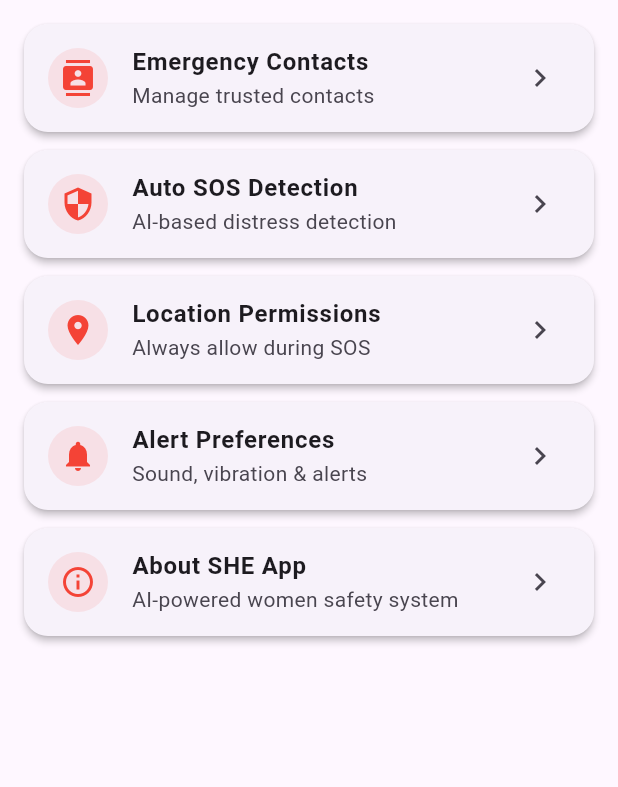
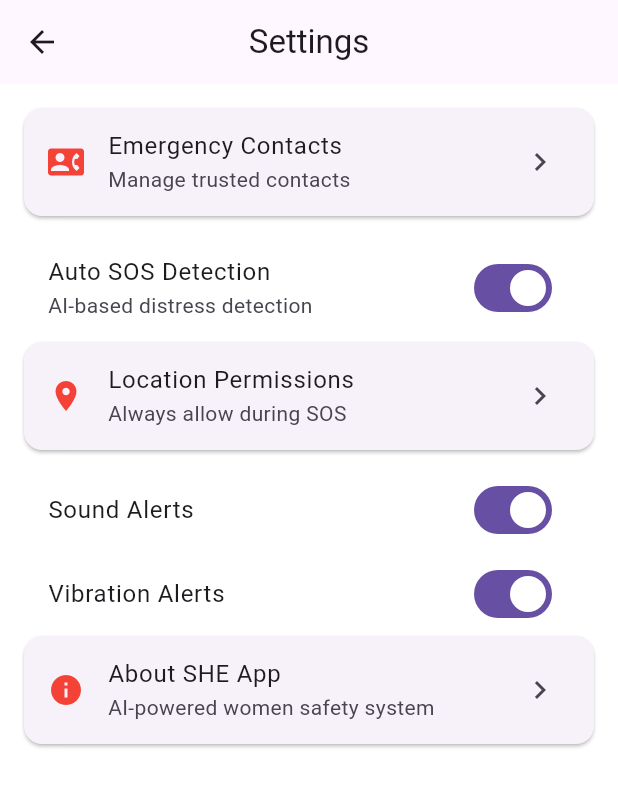
Before and after one commit to piyushhh-glitch/SHE-App-AI-Women-Safety, a Flutter app: the SettingsScreen screen opened directly, on a phone screen of 412 x 824 dp. Shown: the top 787 px of the screen. Run offline on Flutter 3.47's test engine with Material 3 defaults, Android fonts, the phone set to English and light mode, and no system bars; our stand-ins replace geolocator, shared_preferences; accounts and stored records are empty.

Commit message:
Add SHE Bot, real settings, and SOS integration

```diff
--- a/frontend/she_app/lib/main.dart
+++ b/frontend/she_app/lib/main.dart
@@ -16,7 +16,7 @@ class SHEApp extends StatelessWidget {
       debugShowCheckedModeBanner: false,
       title: 'SHE App',
       theme: ThemeData(primarySwatch: Colors.red),
-      home: const WelcomeScreen(),
+      home: const MainScaffold(),
       routes: {
         '/main': (context) => const MainScaffold(),
         '/sos': (context) => const SOSActiveScreen(),
--- a/frontend/she_app/lib/screens/settings_screen.dart
+++ b/frontend/she_app/lib/screens/settings_screen.dart
@@ -1,76 +1,136 @@
 import 'package:flutter/material.dart';
+import '../services/app_settings.dart';
+import 'package:geolocator/geolocator.dart';
 
-class SettingsScreen extends StatelessWidget {
+class SettingsScreen extends StatefulWidget {
   const SettingsScreen({super.key});
 
   @override
+  State<SettingsScreen> createState() => _SettingsScreenState();
+}
+
+class _SettingsScreenState extends State<SettingsScreen> {
+  bool autoSOS = true;
+  bool sound = true;
+  bool vibration = true;
+
+  @override
+  void initState() {
+    super.initState();
+    loadSettings();
+  }
+
+  Future<void> loadSettings() async {
+    autoSOS = await AppSettings.getAutoSOS();
+    sound = await AppSettings.getSound();
+    vibration = await AppSettings.getVibration();
+    setState(() {});
+  }
+
+  @override
   Widget build(BuildContext context) {
-    return SafeArea(
-      child: ListView(
+    return Scaffold(
+      backgroundColor: Colors.white,
+      appBar: AppBar(
+        title: const Text("Settings"),
+        centerTitle: true,
+      ),
+      body: ListView(
         padding: const EdgeInsets.all(16),
-        children: const [
-          SettingsTile(
-            icon: Icons.contacts,
+        children: [
+
+          /// 🚨 Emergency Contacts (placeholder for now)
+          settingsTile(
+            icon: Icons.contact_phone,
             title: "Emergency Contacts",
             subtitle: "Manage trusted contacts",
+            onTap: () {
+              ScaffoldMessenger.of(context).showSnackBar(
+                const SnackBar(content: Text("Contacts screen coming next")),
+              );
+            },
           ),
-          SettingsTile(
-            icon: Icons.security,
-            title: "Auto SOS Detection",
-            subtitle: "AI-based distress detection",
+
+          /// 🤖 Auto SOS
+          SwitchListTile(
+            title: const Text("Auto SOS Detection"),
+            subtitle: const Text("AI-based distress detection"),
+            value: autoSOS,
+            onChanged: (value) async {
+              await AppSettings.setAutoSOS(value);
+              setState(() => autoSOS = value);
+            },
           ),
-          SettingsTile(
+
+          /// 📍 Location Permission
+          settingsTile(
             icon: Icons.location_on,
             title: "Location Permissions",
             subtitle: "Always allow during SOS",
+            onTap: () async {
+              await Geolocator.requestPermission();
+              ScaffoldMessenger.of(context).showSnackBar(
+                const SnackBar(content: Text("Location permission requested")),
+              );
+            },
           ),
-          SettingsTile(
-            icon: Icons.notifications,
-            title: "Alert Preferences",
-            subtitle: "Sound, vibration & alerts",
+
+          /// 🔔 Alert Preferences
+          SwitchListTile(
+            title: const Text("Sound Alerts"),
+            value: sound,
+            onChanged: (value) async {
+              await AppSettings.setSound(value);
+              setState(() => sound = value);
+            },
           ),
-          SettingsTile(
-            icon: Icons.info_outline,
+
+          SwitchListTile(
+            title: const Text("Vibration Alerts"),
+            value: vibration,
+            onChanged: (value) async {
+              await AppSettings.setVibration(value);
+              setState(() => vibration = value);
+            },
+          ),
+
+          /// ℹ️ About
+          settingsTile(
+            icon: Icons.info,
             title: "About SHE App",
             subtitle: "AI-powered women safety system",
+            onTap: () {
+              showAboutDialog(
+                context: context,
+                applicationName: "SHE App",
+                applicationVersion: "1.0.0",
+                children: [
+                  const Text(
+                    "SHE App detects distress using AI and helps women trigger SOS quickly and safely.",
+                  ),
+                ],
+              );
+            },
           ),
         ],
       ),
     );
   }
-}
 
-class SettingsTile extends StatelessWidget {
-  final IconData icon;
-  final String title;
-  final String subtitle;
-
-  const SettingsTile({
-    super.key,
-    required this.icon,
-    required this.title,
-    required this.subtitle,
-  });
-
-  @override
-  Widget build(BuildContext context) {
+  Widget settingsTile({
+    required IconData icon,
+    required String title,
+    required String subtitle,
+    required VoidCallback onTap,
+  }) {
     return Card(
-      elevation: 2,
       margin: const EdgeInsets.only(bottom: 12),
-      shape: RoundedRectangleBorder(
-        borderRadius: BorderRadius.circular(16),
-      ),
       child: ListTile(
-        leading: CircleAvatar(
-          backgroundColor: Colors.red.withOpacity(0.1),
-          child: Icon(icon, color: Colors.red),
-        ),
-        title: Text(
-          title,
-          style: const TextStyle(fontWeight: FontWeight.w600),
-        ),
+        leading: Icon(icon, color: Colors.red),
+        title: Text(title),
         subtitle: Text(subtitle),
         trailing: const Icon(Icons.chevron_right),
+        onTap: onTap,
       ),
     );
   }
--- /dev/null
+++ b/frontend/she_app/lib/services/app_settings.dart
@@ -0,0 +1,40 @@
+import 'package:shared_preferences/shared_preferences.dart';
+
+class AppSettings {
+  static const _autoSOSKey = 'auto_sos';
+  static const _soundKey = 'alert_sound';
+  static const _vibrationKey = 'alert_vibration';
+
+  /// Auto SOS
+  static Future<bool> getAutoSOS() async {
+    final prefs = await SharedPreferences.getInstance();
+    return prefs.getBool(_autoSOSKey) ?? true;
+  }
+
+  static Future<void> setAutoSOS(bool value) async {
+    final prefs = await SharedPreferences.getInstance();
+    await prefs.setBool(_autoSOSKey, value);
+  }
+
+  /// Sound
+  static Future<bool> getSound() async {
+    final prefs = await SharedPreferences.getInstance();
+    return prefs.getBool(_soundKey) ?? true;
+  }
+
+  static Future<void> setSound(bool value) async {
+    final prefs = await SharedPreferences.getInstance();
+    await prefs.setBool(_soundKey, value);
+  }
+
+  /// Vibration
+  static Future<bool> getVibration() async {
+    final prefs = await SharedPreferences.getInstance();
+    return prefs.getBool(_vibrationKey) ?? true;
+  }
+
+  static Future<void> setVibration(bool value) async {
+    final prefs = await SharedPreferences.getInstance();
+    await prefs.setBool(_vibrationKey, value);
+  }
+}
```
Also changed, not shown: frontend/she_app/lib/screens/home_screen.dart (+14 -3 lines), frontend/she_app/lib/screens/main_scaffold.dart (+33 -8 lines), frontend/she_app/lib/screens/she_bot_chat.dart (added, +221 -0 lines), frontend/she_app/pubspec.yaml (+9 -2 lines), frontend/she_app/pubspec.lock, 10 other files.
